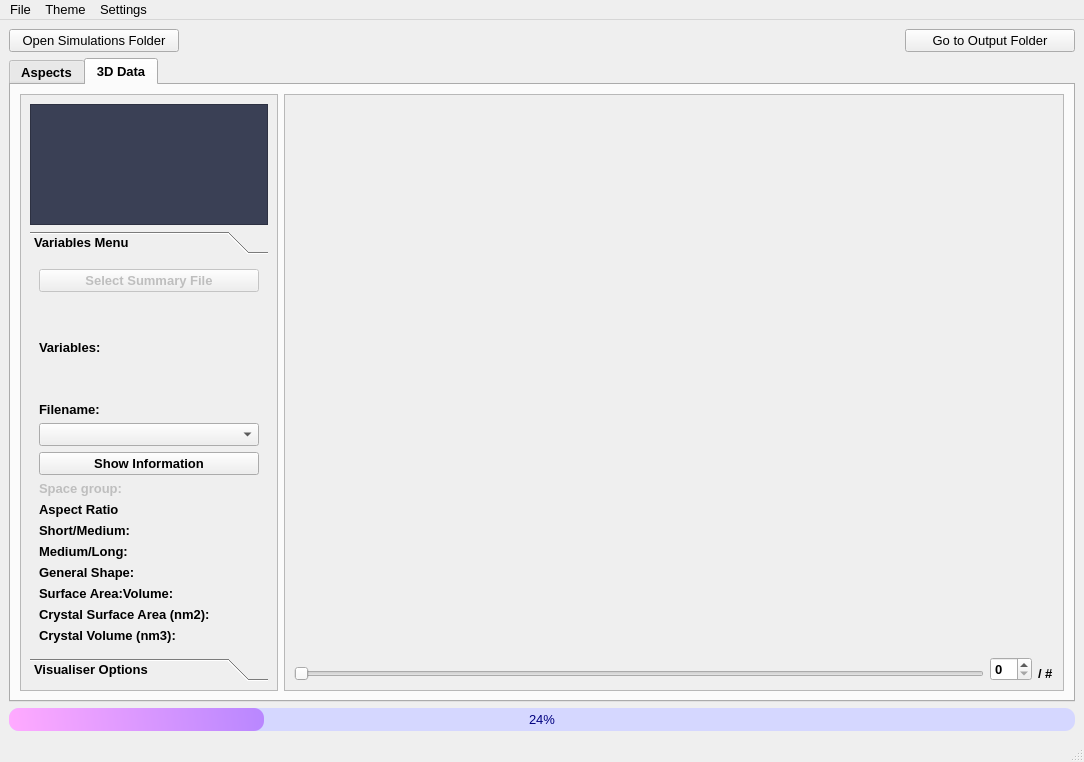
Before: the Qt Designer form CrystalAspects/GUI/InputWindow.ui in CrystalGrowerOrg/cgaspects, drawn with Qt 5.
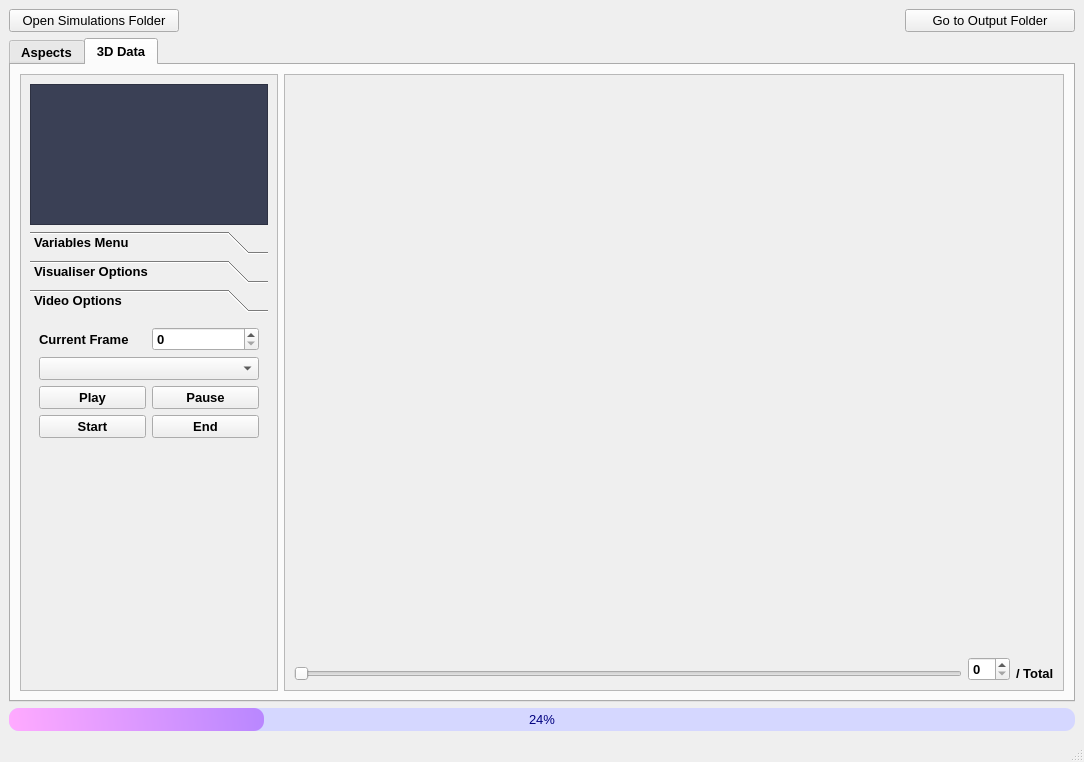
After: the same form once the commit is applied. The open tabs and pages were chosen to show the change. Icons and pictures are not drawn.

The edit to the form file:
```diff
--- a/CrystalAspects/GUI/InputWindow.ui
+++ b/CrystalAspects/GUI/InputWindow.ui
@@ -145,7 +145,7 @@
        <string notr="true"/>
       </property>
       <property name="currentIndex">
-       <number>0</number>
+       <number>1</number>
       </property>
       <property name="movable">
        <bool>true</bool>
@@ -237,7 +237,7 @@
              <x>0</x>
              <y>0</y>
              <width>450</width>
-             <height>448</height>
+             <height>472</height>
             </rect>
            </property>
            <attribute name="label">
@@ -255,7 +255,7 @@
                  <x>0</x>
                  <y>0</y>
                  <width>424</width>
-                 <height>422</height>
+                 <height>446</height>
                 </rect>
                </property>
                <layout class="QGridLayout" name="gridLayout_8">
@@ -313,7 +313,7 @@
              <x>0</x>
              <y>0</y>
              <width>473</width>
-             <height>433</height>
+             <height>472</height>
             </rect>
            </property>
            <attribute name="label">
@@ -969,7 +969,7 @@
              <x>0</x>
              <y>0</y>
              <width>450</width>
-             <height>448</height>
+             <height>472</height>
             </rect>
            </property>
            <attribute name="label">
@@ -1319,10 +1319,30 @@
                <x>0</x>
                <y>0</y>
                <width>250</width>
-               <height>564</height>
+               <height>588</height>
               </rect>
              </property>
              <layout class="QGridLayout" name="gridLayout_12">
+              <item row="0" column="0">
+               <widget class="QTextEdit" name="output_textBox_3">
+                <property name="sizePolicy">
+                 <sizepolicy hsizetype="Expanding" vsizetype="Minimum">
+                  <horstretch>0</horstretch>
+                  <verstretch>1</verstretch>
+                 </sizepolicy>
+                </property>
+                <property name="minimumSize">
+                 <size>
+                  <width>0</width>
+                  <height>75</height>
+                 </size>
+                </property>
+                <property name="styleSheet">
+                 <string notr="true">background-color: rgb(58, 64, 85);
+color: rgb(255, 255, 255);</string>
+                </property>
+               </widget>
+              </item>
               <item row="1" column="0">
                <widget class="QToolBox" name="ThreeD_toolBox">
                 <property name="sizePolicy">
@@ -1346,7 +1366,7 @@
                    <x>0</x>
                    <y>0</y>
                    <width>226</width>
-                   <height>390</height>
+                   <height>360</height>
                   </rect>
                  </property>
                  <attribute name="label">
@@ -1482,7 +1502,7 @@
                   <rect>
                    <x>0</x>
                    <y>0</y>
-                   <width>211</width>
+                   <width>226</width>
                    <height>394</height>
                   </rect>
                  </property>
@@ -1681,26 +1701,67 @@
                   </item>
                  </layout>
                 </widget>
-               </widget>
-              </item>
-              <item row="0" column="0">
-               <widget class="QTextEdit" name="output_textBox_3">
-                <property name="sizePolicy">
-                 <sizepolicy hsizetype="Expanding" vsizetype="Minimum">
-                  <horstretch>0</horstretch>
-                  <verstretch>1</verstretch>
-                 </sizepolicy>
-                </property>
-                <property name="minimumSize">
-                 <size>
-                  <width>0</width>
-                  <height>75</height>
-                 </size>
-                </property>
-                <property name="styleSheet">
-                 <string notr="true">background-color: rgb(58, 64, 85);
-color: rgb(255, 255, 255);</string>
-                </property>
+                <widget class="QWidget" name="video_options">
+                 <attribute name="label">
+                  <string>Video Options</string>
+                 </attribute>
+                 <layout class="QGridLayout" name="gridLayout_11">
+                  <item row="1" column="0" colspan="2">
+                   <widget class="QComboBox" name="current_frame_comboBox"/>
+                  </item>
+                  <item row="4" column="1">
+                   <widget class="QPushButton" name="end_simvis_button">
+                    <property name="text">
+                     <string>End</string>
+                    </property>
+                   </widget>
+                  </item>
+                  <item row="0" column="1">
+                   <widget class="QSpinBox" name="current_frame_spinBox"/>
+                  </item>
+                  <item row="3" column="0">
+                   <widget class="QPushButton" name="play_button">
+                    <property name="text">
+                     <string>Play</string>
+                    </property>
+                   </widget>
+                  </item>
+                  <item row="9" column="0">
+                   <spacer name="verticalSpacer_2">
+                    <property name="orientation">
+                     <enum>Qt::Vertical</enum>
+                    </property>
+                    <property name="sizeHint" stdset="0">
+                     <size>
+                      <width>20</width>
+                      <height>40</height>
+                     </size>
+                    </property>
+                   </spacer>
+                  </item>
+                  <item row="0" column="0">
+                   <widget class="QLabel" name="current_frame_label">
+                    <property name="text">
+                     <string>Current Frame</string>
+                    </property>
+                   </widget>
+                  </item>
+                  <item row="4" column="0">
+                   <widget class="QPushButton" name="start_simvis_button">
+                    <property name="text">
+                     <string>Start</string>
+                    </property>
+                   </widget>
+                  </item>
+                  <item row="3" column="1">
+                   <widget class="QPushButton" name="pause_button">
+                    <property name="text">
+                     <string>Pause</string>
+                    </property>
+                   </widget>
+                  </item>
+                 </layout>
+                </widget>
                </widget>
               </item>
              </layout>
@@ -1724,7 +1785,7 @@
                <x>0</x>
                <y>0</y>
                <width>764</width>
-               <height>564</height>
+               <height>588</height>
               </rect>
              </property>
              <layout class="QGridLayout" name="gridLayout_4">
@@ -1734,7 +1795,7 @@
               <item row="2" column="2" alignment="Qt::AlignBottom">
                <widget class="QLabel" name="total_sims_label">
                 <property name="text">
-                 <string>/ #</string>
+                 <string>/ Total</string>
                 </property>
                </widget>
               </item>
@@ -1780,50 +1841,6 @@
     <cursorShape>ArrowCursor</cursorShape>
    </property>
   </widget>
-  <widget class="QMenuBar" name="menuBar">
-   <property name="geometry">
-    <rect>
-     <x>0</x>
-     <y>0</y>
-     <width>1084</width>
-     <height>24</height>
-    </rect>
-   </property>
-   <widget class="QMenu" name="menuFile">
-    <property name="title">
-     <string>File</string>
-    </property>
-    <addaction name="actionOpen_Simulations"/>
-    <addaction name="actionOpen_XYZs"/>
-    <addaction name="actionOpen_Outputs"/>
-   </widget>
-   <widget class="QMenu" name="menuTheme">
-    <property name="title">
-     <string>Theme</string>
-    </property>
-   </widget>
-   <widget class="QMenu" name="menuSettings">
-    <property name="title">
-     <string>Settings</string>
-    </property>
-    <widget class="QMenu" name="menuZoom_Density">
-     <property name="title">
-      <string>Zoom/Density</string>
-     </property>
-     <addaction name="action_12"/>
-     <addaction name="action_13"/>
-     <addaction name="action_14"/>
-     <addaction name="action0_3"/>
-     <addaction name="action1_3"/>
-     <addaction name="action2_3"/>
-     <addaction name="action3_3"/>
-    </widget>
-    <addaction name="menuZoom_Density"/>
-   </widget>
-   <addaction name="menuFile"/>
-   <addaction name="menuTheme"/>
-   <addaction name="menuSettings"/>
-  </widget>
   <action name="actionOpen_Simulations">
    <property name="text">
     <string>Open Simulations</string>
```
